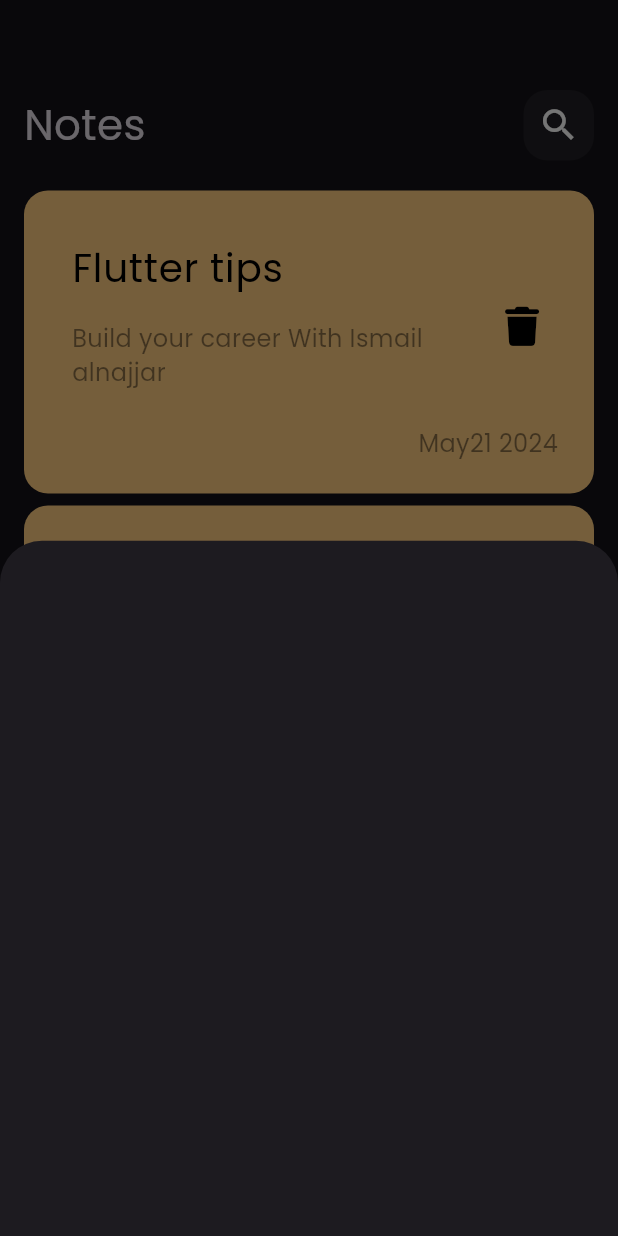
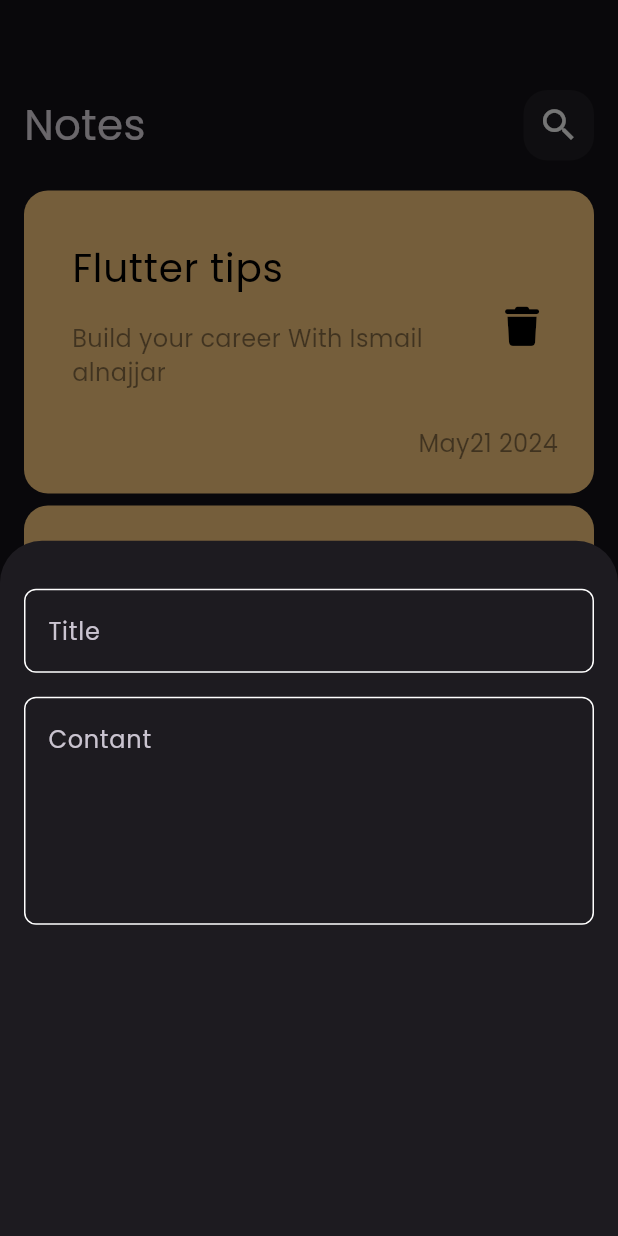
Before and after one commit to ismail-alnajjar/notes_app, a Flutter app: the screen it shows after launch, after a tap on the "add" icon, on a phone screen of 412 x 824 dp. Run offline on Flutter 3.47's test engine with Material 3 defaults, Android fonts, the phone set to English and light mode, and no system bars; our stand-ins replace font_awesome_flutter.

Commit message:
add field to bottom sheet

```diff
--- /dev/null
+++ b/lib/constant.dart
@@ -0,0 +1,3 @@
+import 'package:flutter/material.dart';
+
+const kPrimaryColor = const Color(0xff62FCD7);
--- a/lib/item/Add_Notes.dart
+++ b/lib/item/Add_Notes.dart
@@ -1,10 +1,19 @@
 import 'package:flutter/material.dart';
+import 'package:notes_app/item/TextField.dart';
 
 class addNotes extends StatelessWidget {
   const addNotes({super.key});
 
   @override
   Widget build(BuildContext context) {
-    return Container();
+    return Column(
+      children: [
+        const SizedBox(
+          height: 24,
+        ),
+        CustomTextField(hint: 'Title'),
+        CustomTextField(hint: 'Contant', max: 5),
+      ],
+    );
   }
 }
--- /dev/null
+++ b/lib/item/TextField.dart
@@ -0,0 +1,34 @@
+import 'package:flutter/material.dart';
+import 'package:flutter/widgets.dart';
+import 'package:notes_app/constant.dart';
+
+class CustomTextField extends StatelessWidget {
+  CustomTextField({super.key, required this.hint, this.max = 1});
+  final String hint;
+  final int max;
+  @override
+  Widget build(BuildContext context) {
+    return Padding(
+      padding: const EdgeInsets.symmetric(horizontal: 16, vertical: 8),
+      child: Column(
+        children: [
+          TextField(
+            cursorColor: kPrimaryColor,
+            maxLines: max,
+            decoration: InputDecoration(
+                hintText: hint,
+                enabledBorder: buildborder(Colors.white),
+                focusedBorder: buildborder(kPrimaryColor)),
+          ),
+        ],
+      ),
+    );
+  }
+
+  OutlineInputBorder buildborder([color]) {
+    return OutlineInputBorder(
+      borderRadius: BorderRadius.circular(8),
+      borderSide: BorderSide(color: color ?? Colors.white),
+    );
+  }
+}
```
